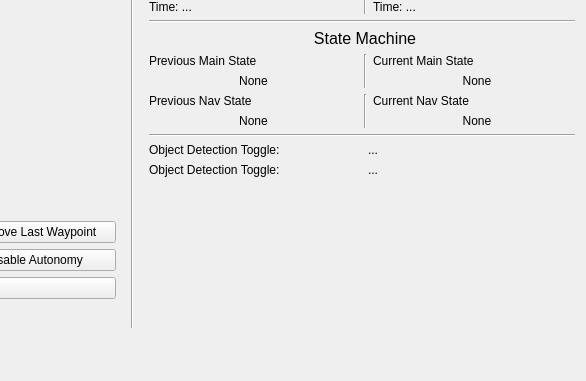
This is mars_ws/src/autonomy/autonomy_gui.ui in BYUMarsRover/Autonomy-ROS2 as Qt 5 draws it before an edit; both pictures show x 236 to 822 and y 241 to 622 of the 822 by 622 pixel window. The edited form follows.
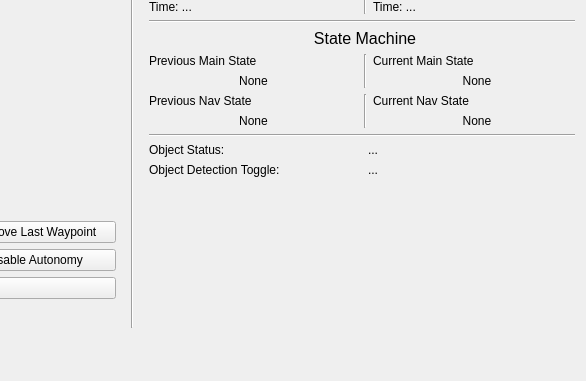
This is the edited form.

Commit message: Obje Status

What changed in the file:
```diff
--- a/mars_ws/src/autonomy/autonomy_gui.ui
+++ b/mars_ws/src/autonomy/autonomy_gui.ui
@@ -753,9 +753,9 @@
               <item>
                <layout class="QHBoxLayout" name="horizontalLayout_11">
                 <item>
-                 <widget class="QLabel" name="ObjDetTogLabel">
+                 <widget class="QLabel" name="ObjLabel">
                   <property name="text">
-                   <string>Object Detection Toggle:</string>
+                   <string>Object Status:</string>
                   </property>
                   <property name="alignment">
                    <set>Qt::AlignLeft</set>
@@ -763,7 +763,7 @@
                  </widget>
                 </item>
                 <item>
-                 <widget class="QLabel" name="ObjDetTogStatus">
+                 <widget class="QLabel" name="ObjStatus">
                   <property name="text">
                    <string>...</string>
                   </property>
```
The commit also changes 1 other file.
